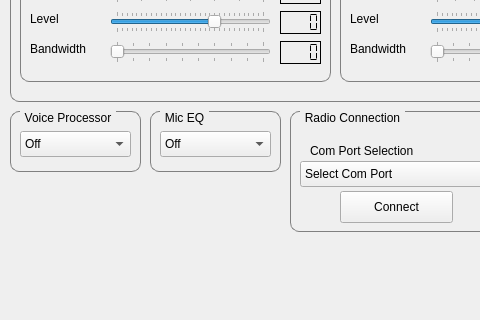
This is ftdx1200_eq_ui.ui in cjmckenna/FTdx1200EQ1 as Qt 5 draws it before an edit; both pictures show x 0 to 480 and y 339 to 659 of the 995 by 659 pixel window. The edited form follows.
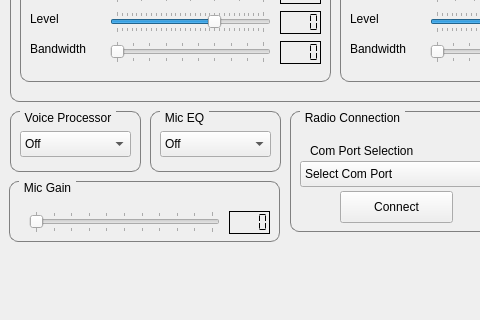
This is the edited form.

What changed in the file:
```diff
--- a/ftdx1200_eq_ui.ui
+++ b/ftdx1200_eq_ui.ui
@@ -1679,6 +1679,84 @@
      <property name="alignment">
       <set>Qt::AlignLeading|Qt::AlignLeft|Qt::AlignTop</set>
      </property>
+     <property name="wordWrap">
+      <bool>true</bool>
+     </property>
+    </widget>
+   </widget>
+   <widget class="QGroupBox" name="groupBox_5">
+    <property name="geometry">
+     <rect>
+      <x>9</x>
+      <y>520</y>
+      <width>271</width>
+      <height>61</height>
+     </rect>
+    </property>
+    <property name="title">
+     <string>Mic Gain</string>
+    </property>
+    <widget class="QSlider" name="micGain">
+     <property name="geometry">
+      <rect>
+       <x>20</x>
+       <y>30</y>
+       <width>191</width>
+       <height>22</height>
+      </rect>
+     </property>
+     <property name="minimum">
+      <number>0</number>
+     </property>
+     <property name="maximum">
+      <number>100</number>
+     </property>
+     <property name="pageStep">
+      <number>1</number>
+     </property>
+     <property name="sliderPosition">
+      <number>0</number>
+     </property>
+     <property name="orientation">
+      <enum>Qt::Horizontal</enum>
+     </property>
+     <property name="tickPosition">
+      <enum>QSlider::TicksBothSides</enum>
+     </property>
+     <property name="tickInterval">
+      <number>10</number>
+     </property>
+    </widget>
+    <widget class="QLCDNumber" name="micGainLcd">
+     <property name="geometry">
+      <rect>
+       <x>220</x>
+       <y>30</y>
+       <width>41</width>
+       <height>23</height>
+      </rect>
+     </property>
+     <property name="font">
+      <font>
+       <weight>50</weight>
+       <bold>false</bold>
+      </font>
+     </property>
+     <property name="autoFillBackground">
+      <bool>true</bool>
+     </property>
+     <property name="styleSheet">
+      <string notr="true">QLCDNumber{color:rgb(0, 0, 0)}</string>
+     </property>
+     <property name="frameShadow">
+      <enum>QFrame::Plain</enum>
+     </property>
+     <property name="digitCount">
+      <number>4</number>
+     </property>
+     <property name="segmentStyle">
+      <enum>QLCDNumber::Flat</enum>
+     </property>
     </widget>
    </widget>
   </widget>
```
